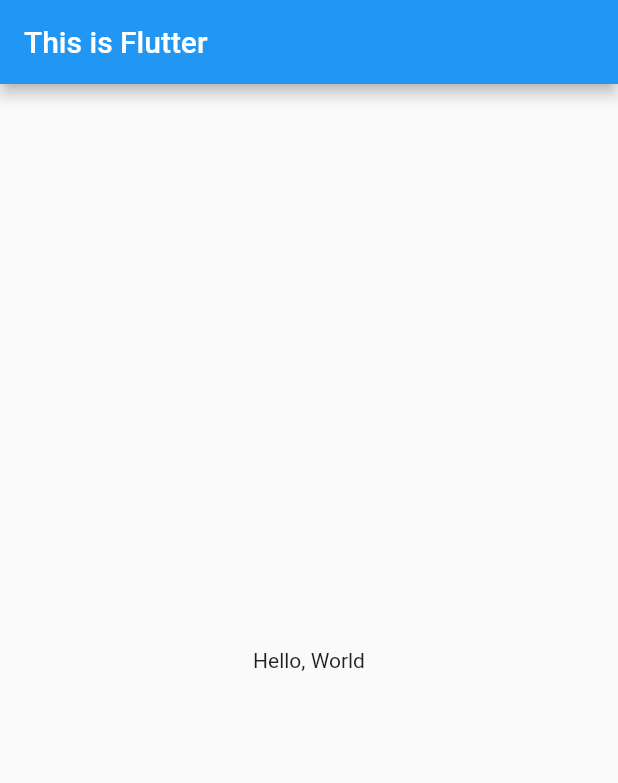
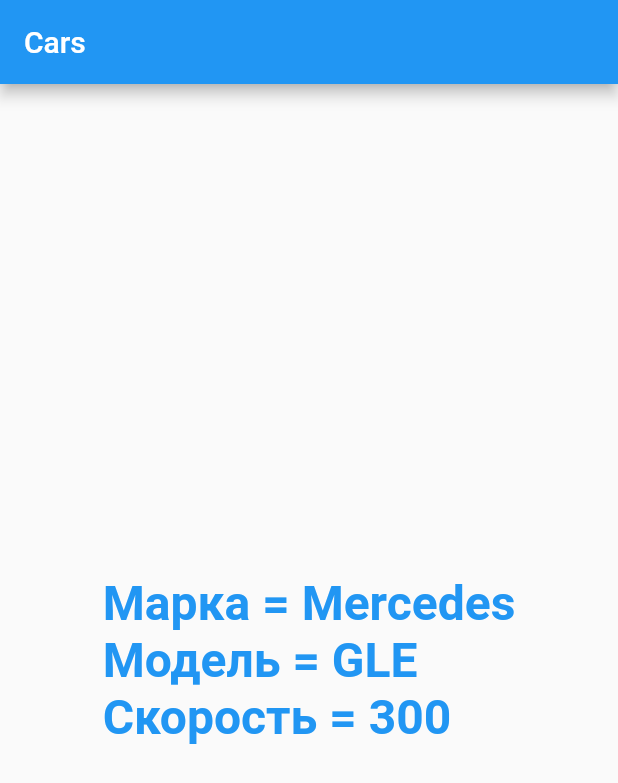
Before and after one commit to ArlanchikDrey/FlutterLessons, a Flutter app: the screen it shows after launch, on a phone screen of 412 x 824 dp. Shown: the top 783 px of the screen. Run offline on Flutter 3.47's test engine with Material 2 defaults, Android fonts, the phone set to English and light mode, and no system bars.

Commit message:
lessons1 - ооп и типы

```diff
--- /dev/null
+++ b/lib/lessons1/Car.dart
@@ -0,0 +1,20 @@
+ class Car{
+  int _speed = 0;
+  String name;
+  String model;
+
+  Car(){
+    this.name = "name";
+    this.model = "model";
+  }
+  /*
+  * Увеличиваем значение поля при вызове метода на его аргумент**/
+  void setSpeed(int speed){
+    _speed = _speed + speed;
+  }
+
+  @override
+  String toString() {
+    return "Марка = $name\nMодель = $model\nСкорость = $_speed";
+  }
+}
--- /dev/null
+++ b/lib/lessons1/Mercedes.dart
@@ -0,0 +1,8 @@
+import 'package:ones/lessons1/Car.dart';
+
+class Mercedes extends Car{
+  Mercedes.model(String model, ){
+    this.name = "Mercedes";
+    this.model = model;
+  }
+}
--- a/lib/main.dart
+++ b/lib/main.dart
@@ -1,10 +1,16 @@
 import 'package:flutter/material.dart';
+import 'lessons1/Mercedes.dart';
 
 void main() => runApp(MyApp());
 
 class MyApp extends StatelessWidget {
+  Mercedes gle = Mercedes.model("GLE");
+  Mercedes gls = Mercedes.model("GLS");
+  Mercedes gkalss = Mercedes.model("GKalss");
+
   @override
   Widget build(BuildContext context) {
+    setSpeed(300);
     return MaterialApp(
       title: 'Flutter Demo',
       theme: ThemeData(
@@ -12,12 +18,23 @@ class MyApp extends StatelessWidget {
       ),
       home: Scaffold(
         appBar: AppBar(
-          title: Text("This is Flutter"),
+          title: Text("Cars"),
         ),
         body: Center(
-          child: Text("Hello, World"),
+          child: Text(
+            gle.toString(),
+          style: TextStyle(
+              fontSize:32.0,
+              fontWeight: FontWeight.bold,
+              color: Colors.blue
+          ),),
         ),
       )
     );
   }
+
+  void setSpeed(int speed){
+    gle.setSpeed(speed);
+  }
+
 }
```
